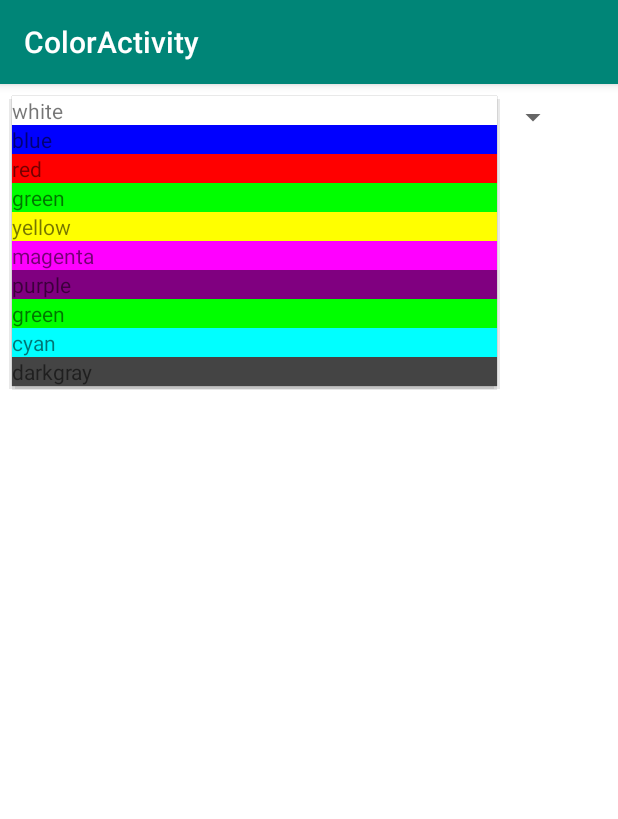
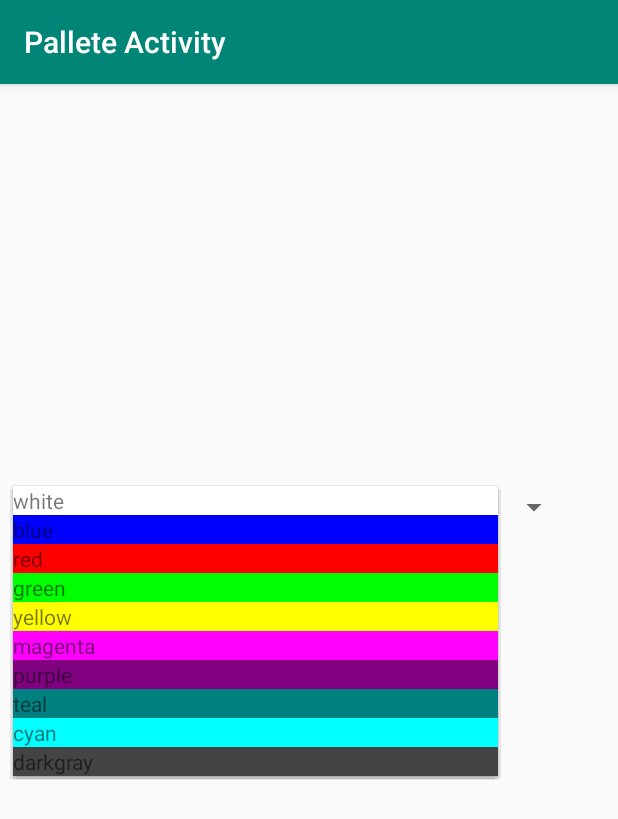
Before and after one commit to tug44606/cis3515-lab3, an Android app: the screen it shows after launch (ColorActivity before the commit, PalleteActivity after it), after a tap on "white", on a phone screen of 412 x 824 dp. Shown: the top 819 px of the screen. Run offline under Robolectric (Android 15) with nearby library versions, the phone set to English and light mode, and no system bars.

Commit message:
Refactored code. Added second activity and layout.

```diff
--- a/app/src/main/AndroidManifest.xml
+++ b/app/src/main/AndroidManifest.xml
@@ -9,13 +9,15 @@
         android:roundIcon="@mipmap/ic_launcher_round"
         android:supportsRtl="true"
         android:theme="@style/AppTheme">
-        <activity android:name=".ColorActivity">
+        <activity android:name=".PalleteActivity">
             <intent-filter>
                 <action android:name="android.intent.action.MAIN" />
 
                 <category android:name="android.intent.category.LAUNCHER" />
             </intent-filter>
         </activity>
+        <activity android:name=".CanvasActivity">
+        </activity>>
     </application>
 
 </manifest>
--- a/app/src/main/java/com/temple/edu/coloractivity/ColorActivity.java
+++ b/app/src/main/java/com/temple/edu/coloractivity/PalleteActivity.java
@@ -1,5 +1,6 @@
 package com.temple.edu.coloractivity;
 
+import android.content.Intent;
 import android.graphics.Color;
 import android.support.constraint.ConstraintLayout;
 import android.support.v7.app.AppCompatActivity;
@@ -10,34 +11,44 @@ import java.util.List;
 import android.view.View;
 import android.widget.AdapterView;
 import android.widget.Spinner;
+import android.widget.TextView;
 import android.widget.Toast;
 
 
-public class ColorActivity extends AppCompatActivity {
+public class PalleteActivity extends AppCompatActivity {
 
     @Override
     protected void onCreate(Bundle savedInstanceState) {
         super.onCreate(savedInstanceState);
         setContentView(R.layout.activity_main);
+        setTitle("Pallete Activity");
 
         final ConstraintLayout constraintLayout = findViewById(R.id.layout);
+
         Spinner spinner = findViewById(R.id.spinner);
 
-        List colorList = Arrays.asList("white", "blue", "red", "green", "yellow", "magenta", "purple", "green", "cyan", "darkgray");
+        final List<String> colorList = Arrays.asList("white", "blue", "red", "green", "yellow", "magenta", "purple", "teal", "cyan", "darkgray");
 
         final ColorAdapter colorAdapter = new ColorAdapter(this, colorList);
 
         spinner.setAdapter(colorAdapter);
+        spinner.setSelection(0, false);
+
 
         spinner.setOnItemSelectedListener(new AdapterView.OnItemSelectedListener() {
             @Override
             public void onItemSelected(AdapterView<?> parent, View view, int position, long id) {
-                // Setting background color for spinner
-                view.setBackgroundColor(Color.parseColor("white"));
-                // Setting the background color
-                constraintLayout.setBackgroundColor(Color.parseColor((String)colorAdapter.getItem(position)));
-                // Output message
-                Toast.makeText(ColorActivity.this, "Selection has been made!", Toast.LENGTH_LONG).show();
+
+                System.out.println("Position: " + position);
+
+                //create intent
+                Intent intent = new Intent(PalleteActivity.this, CanvasActivity.class);
+
+                // define intent
+                intent.putExtra("color",  colorList.get(position));
+
+                // start activity
+                startActivity(intent);
             }
 
 
--- a/app/src/main/res/layout/activity_main.xml
+++ b/app/src/main/res/layout/activity_main.xml
@@ -12,13 +12,13 @@
         android:layout_width="371dp"
         android:layout_height="28dp"
         android:layout_marginStart="8dp"
-        android:layout_marginTop="8dp"
+        android:layout_marginTop="268dp"
         android:layout_marginEnd="32dp"
         android:dropDownWidth="match_parent"
         android:spinnerMode="dropdown"
         android:visibility="visible"
         app:layout_constraintEnd_toEndOf="parent"
-        app:layout_constraintHorizontal_bias="0.0"
+        app:layout_constraintHorizontal_bias="1.0"
         app:layout_constraintStart_toStartOf="parent"
         app:layout_constraintTop_toTopOf="parent" />
 </android.support.constraint.ConstraintLayout>
```
Also changed, not shown: app/src/main/java/com/temple/edu/coloractivity/CanvasActivity.java (added, +22 -0 lines), app/src/main/res/layout/activity_canvas.xml (added, +7 -0 lines).
